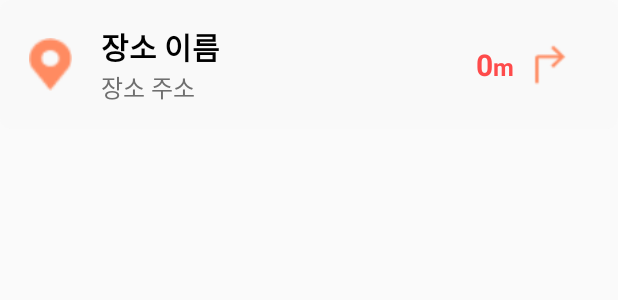
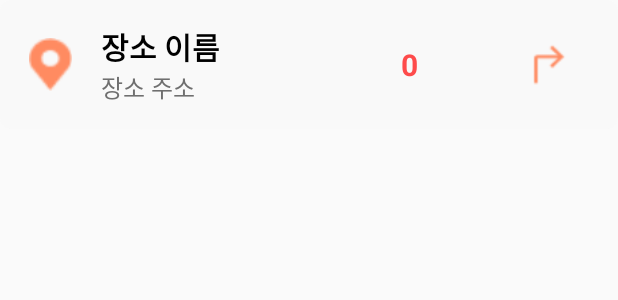
Before and after one commit to kyunghs/TmapProject, an Android app: the layout item_place.xml on its own in the app's theme, with its tools: preview values and no code run, on a phone screen of 412 x 824 dp. Shown: the top 300 px of the screen. Run offline under Robolectric (Android 15) with nearby library versions, the phone set to English and light mode, and no system bars.

Commit message:
2024-12-03 고영진 목적지 리스트 레이아웃 깨지는 문제 해결, 검색창 힌트 공백 삭제

```diff
--- a/app/src/main/res/layout/fragment_home.xml
+++ b/app/src/main/res/layout/fragment_home.xml
@@ -57,7 +57,7 @@
                         android:layout_marginStart="0dp"
                         android:background="@drawable/rounded_edittext_background"
                         android:drawableStart="@drawable/search_icon"
-                        android:hint="  목적지를 입력하세요."
+                        android:hint="목적지를 입력하세요."
                         android:padding="8dp"
                         android:textColorHint="#F9C1AC"
                         android:textSize="14dp"
--- a/app/src/main/res/layout/fragment_map.xml
+++ b/app/src/main/res/layout/fragment_map.xml
@@ -58,7 +58,7 @@
                 android:layout_marginStart="0dp"
                 android:drawableStart="@drawable/search_icon"
                 android:background="@drawable/rounded_edittext_background"
-                android:hint=" 목적지를 입력하세요."
+                android:hint="목적지를 입력하세요."
                 android:imeOptions="actionDone"
                 android:inputType="text"
                 android:padding="8dp"
--- a/app/src/main/res/layout/item_place.xml
+++ b/app/src/main/res/layout/item_place.xml
@@ -19,7 +19,7 @@
         android:layout_height="wrap_content"
         android:orientation="horizontal" >
             <LinearLayout
-                android:layout_width="250dp"
+                android:layout_width="200dp"
                 android:layout_height="wrap_content"
                 android:orientation="vertical" >
 
@@ -49,20 +49,12 @@
             android:layout_gravity="center">
             <TextView
                 android:id="@+id/distName"
-                android:layout_width="wrap_content"
+                android:layout_width="80dp"
                 android:layout_height="wrap_content"
                 android:layout_weight="1"
                 android:text="0"
                 android:textStyle="bold"
                 android:textSize="20sp"
-                android:textColor="#FE4B4B" />
-            <TextView
-                android:layout_width="wrap_content"
-                android:layout_height="wrap_content"
-                android:layout_weight="1"
-                android:text="m"
-                android:textStyle="bold"
-                android:textSize="16sp"
                 android:textColor="#FE4B4B" />
         </LinearLayout>
     </LinearLayout>
@@ -72,6 +64,6 @@
         android:layout_width="35dp"
         android:layout_height="35dp"
         android:layout_gravity="center"
-        android:layout_marginLeft="5dp"
+        android:layout_marginRight="12dp"
         android:src="@drawable/ic_navigation_arrow" />
 </LinearLayout>
```
